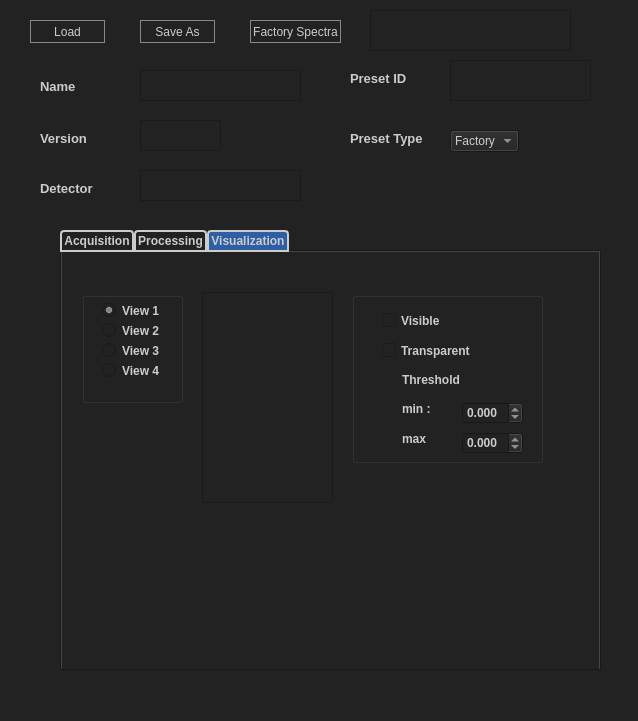
This is source/resources/preset_editor.ui in jaytreee/PresetEditor as Qt 5 draws it before an edit. The edited form follows.
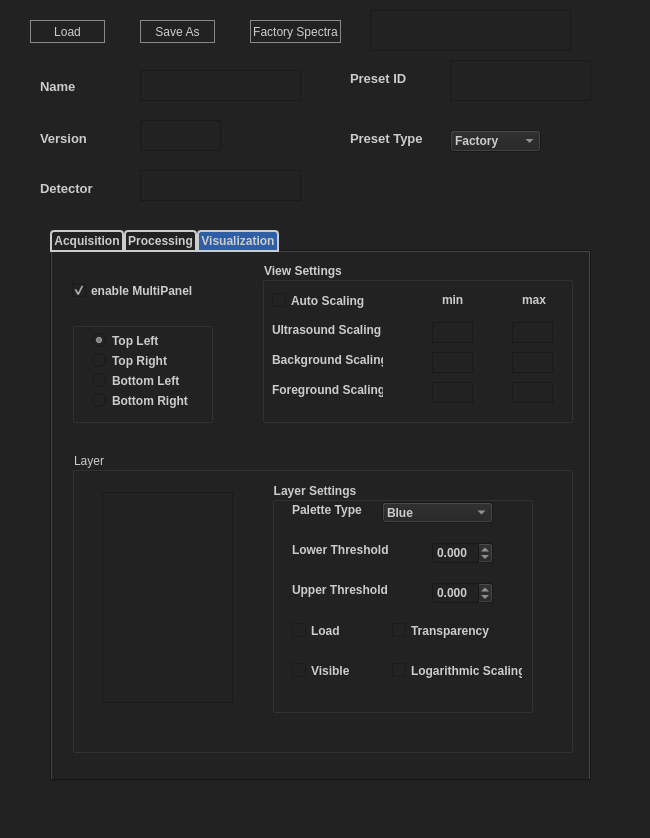
This is the edited form. The open tabs and pages were chosen to show the change.

Commit message: #2108 Visualisation Settings

What changed in the file:
```diff
--- a/source/resources/preset_editor.ui
+++ b/source/resources/preset_editor.ui
@@ -6,8 +6,8 @@
    <rect>
     <x>0</x>
     <y>0</y>
-    <width>638</width>
-    <height>721</height>
+    <width>650</width>
+    <height>838</height>
    </rect>
   </property>
   <property name="font">
@@ -193,10 +193,10 @@
    <widget class="QTabWidget" name="tabWidget">
     <property name="geometry">
      <rect>
-      <x>60</x>
+      <x>50</x>
       <y>230</y>
       <width>541</width>
-      <height>441</height>
+      <height>551</height>
      </rect>
     </property>
     <property name="font">
@@ -597,193 +597,13 @@
      <attribute name="title">
       <string>Visualization</string>
      </attribute>
-     <widget class="QGroupBox" name="groupBox_2">
-      <property name="geometry">
-       <rect>
-        <x>290</x>
-        <y>40</y>
-        <width>191</width>
-        <height>171</height>
-       </rect>
-      </property>
-      <property name="title">
-       <string/>
-      </property>
-      <widget class="QCheckBox" name="visibleCheck">
-       <property name="geometry">
-        <rect>
-         <x>30</x>
-         <y>20</y>
-         <width>70</width>
-         <height>17</height>
-        </rect>
-       </property>
-       <property name="font">
-        <font>
-         <weight>75</weight>
-         <bold>true</bold>
-        </font>
-       </property>
-       <property name="text">
-        <string>Visible</string>
-       </property>
-      </widget>
-      <widget class="QCheckBox" name="transparentCheck">
-       <property name="geometry">
-        <rect>
-         <x>30</x>
-         <y>50</y>
-         <width>91</width>
-         <height>17</height>
-        </rect>
-       </property>
-       <property name="font">
-        <font>
-         <weight>75</weight>
-         <bold>true</bold>
-        </font>
-       </property>
-       <property name="text">
-        <string>Transparent</string>
-       </property>
-      </widget>
-      <widget class="QLabel" name="tresholdLabel">
-       <property name="geometry">
-        <rect>
-         <x>50</x>
-         <y>80</y>
-         <width>81</width>
-         <height>16</height>
-        </rect>
-       </property>
-       <property name="font">
-        <font>
-         <weight>75</weight>
-         <bold>true</bold>
-        </font>
-       </property>
-       <property name="text">
-        <string>Threshold</string>
-       </property>
-      </widget>
-      <widget class="QDoubleSpinBox" name="minBox">
-       <property name="geometry">
-        <rect>
-         <x>110</x>
-         <y>110</y>
-         <width>61</width>
-         <height>22</height>
-        </rect>
-       </property>
-       <property name="font">
-        <font>
-         <weight>75</weight>
-         <bold>true</bold>
-        </font>
-       </property>
-       <property name="locale">
-        <locale language="English" country="UnitedStates"/>
-       </property>
-       <property name="decimals">
-        <number>3</number>
-       </property>
-       <property name="minimum">
-        <double>-5000000.000000000000000</double>
-       </property>
-       <property name="maximum">
-        <double>50000000.000000000000000</double>
-       </property>
-      </widget>
-      <widget class="QDoubleSpinBox" name="maxBox">
-       <property name="geometry">
-        <rect>
-         <x>110</x>
-         <y>140</y>
-         <width>61</width>
-         <height>22</height>
-        </rect>
-       </property>
-       <property name="font">
-        <font>
-         <weight>75</weight>
-         <bold>true</bold>
-        </font>
-       </property>
-       <property name="locale">
-        <locale language="English" country="UnitedStates"/>
-       </property>
-       <property name="prefix">
-        <string/>
-       </property>
-       <property name="decimals">
-        <number>3</number>
-       </property>
-       <property name="minimum">
-        <double>-5000000.000000000000000</double>
-       </property>
-       <property name="maximum">
-        <double>500000.989999999990687</double>
-       </property>
-      </widget>
-      <widget class="QLabel" name="minLabel">
-       <property name="geometry">
-        <rect>
-         <x>50</x>
-         <y>110</y>
-         <width>47</width>
-         <height>13</height>
-        </rect>
-       </property>
-       <property name="font">
-        <font>
-         <weight>75</weight>
-         <bold>true</bold>
-        </font>
-       </property>
-       <property name="text">
-        <string>min : </string>
-       </property>
-      </widget>
-      <widget class="QLabel" name="maxLabel">
-       <property name="geometry">
-        <rect>
-         <x>50</x>
-         <y>140</y>
-         <width>47</width>
-         <height>13</height>
-        </rect>
-       </property>
-       <property name="font">
-        <font>
-         <weight>75</weight>
-         <bold>true</bold>
-        </font>
-       </property>
-       <property name="text">
-        <string>max</string>
-       </property>
-      </widget>
-     </widget>
-     <widget class="QListWidget" name="viewSpectraList">
-      <property name="geometry">
-       <rect>
-        <x>140</x>
-        <y>40</y>
-        <width>131</width>
-        <height>211</height>
-       </rect>
-      </property>
-      <property name="sortingEnabled">
-       <bool>true</bool>
-      </property>
-     </widget>
      <widget class="QGroupBox" name="groupBox_3">
       <property name="geometry">
        <rect>
         <x>20</x>
-        <y>40</y>
-        <width>101</width>
-        <height>111</height>
+        <y>70</y>
+        <width>141</width>
+        <height>101</height>
        </rect>
       </property>
       <property name="title">
@@ -794,7 +614,7 @@
         <rect>
          <x>20</x>
          <y>10</y>
-         <width>61</width>
+         <width>71</width>
          <height>17</height>
         </rect>
        </property>
@@ -805,7 +625,7 @@
         </font>
        </property>
        <property name="text">
-        <string>View 1</string>
+        <string>Top Left</string>
        </property>
        <property name="checked">
         <bool>true</bool>
@@ -819,7 +639,7 @@
         <rect>
          <x>20</x>
          <y>30</y>
-         <width>61</width>
+         <width>91</width>
          <height>17</height>
         </rect>
        </property>
@@ -830,7 +650,7 @@
         </font>
        </property>
        <property name="text">
-        <string>View 2</string>
+        <string>Top Right</string>
        </property>
        <attribute name="buttonGroup">
         <string notr="true">buttonGroup</string>
@@ -841,7 +661,7 @@
         <rect>
          <x>20</x>
          <y>50</y>
-         <width>61</width>
+         <width>101</width>
          <height>17</height>
         </rect>
        </property>
@@ -852,7 +672,7 @@
         </font>
        </property>
        <property name="text">
-        <string>View 3</string>
+        <string>Bottom Left</string>
        </property>
        <attribute name="buttonGroup">
         <string notr="true">buttonGroup</string>
@@ -863,7 +683,7 @@
         <rect>
          <x>20</x>
          <y>70</y>
-         <width>61</width>
+         <width>111</width>
          <height>17</height>
         </rect>
        </property>
@@ -874,13 +694,632 @@
         </font>
        </property>
        <property name="text">
-        <string>View 4</string>
+        <string>Bottom Right</string>
        </property>
        <attribute name="buttonGroup">
         <string notr="true">buttonGroup</string>
        </attribute>
       </widget>
      </widget>
+     <widget class="QCheckBox" name="enableMultiPanel">
+      <property name="geometry">
+       <rect>
+        <x>20</x>
+        <y>30</y>
+        <width>121</width>
+        <height>17</height>
+       </rect>
+      </property>
+      <property name="font">
+       <font>
+        <weight>75</weight>
+        <bold>true</bold>
+       </font>
+      </property>
+      <property name="text">
+       <string>enable MultiPanel</string>
+      </property>
+      <property name="checked">
+       <bool>true</bool>
+      </property>
+     </widget>
+     <widget class="QGroupBox" name="groupBox">
+      <property name="geometry">
+       <rect>
+        <x>210</x>
+        <y>10</y>
+        <width>311</width>
+        <height>161</height>
+       </rect>
+      </property>
+      <property name="font">
+       <font>
+        <weight>75</weight>
+        <bold>true</bold>
+       </font>
+      </property>
+      <property name="title">
+       <string>View Settings</string>
+      </property>
+      <widget class="QCheckBox" name="autoScalingCheck">
+       <property name="geometry">
+        <rect>
+         <x>10</x>
+         <y>30</y>
+         <width>111</width>
+         <height>17</height>
+        </rect>
+       </property>
+       <property name="font">
+        <font>
+         <weight>75</weight>
+         <bold>true</bold>
+        </font>
+       </property>
+       <property name="text">
+        <string>Auto Scaling</string>
+       </property>
+      </widget>
+      <widget class="QTextEdit" name="usmax">
+       <property name="geometry">
+        <rect>
+         <x>250</x>
+         <y>60</y>
+         <width>41</width>
+         <height>21</height>
+        </rect>
+       </property>
+       <property name="toolTip">
+        <string>&lt;html&gt;&lt;head/&gt;&lt;body&gt;&lt;p&gt;-1 = Minimum of Image&lt;/p&gt;&lt;p&gt;1 = Maximum of Image&lt;/p&gt;&lt;p&gt;0 = Scale from Zero&lt;/p&gt;&lt;p&gt;decimal value = Histogram Threshold&lt;/p&gt;&lt;/body&gt;&lt;/html&gt;</string>
+       </property>
+       <property name="verticalScrollBarPolicy">
+        <enum>Qt::ScrollBarAlwaysOff</enum>
+       </property>
+       <property name="horizontalScrollBarPolicy">
+        <enum>Qt::ScrollBarAlwaysOff</enum>
+       </property>
+      </widget>
+      <widget class="QTextEdit" name="usmin">
+       <property name="geometry">
+        <rect>
+         <x>170</x>
+         <y>60</y>
+         <width>41</width>
+         <height>21</height>
+        </rect>
+       </property>
+       <property name="toolTip">
+        <string>&lt;html&gt;&lt;head/&gt;&lt;body&gt;&lt;p&gt;-1 = Minimum of Image&lt;/p&gt;&lt;p&gt;1 = Maximum of Image&lt;/p&gt;&lt;p&gt;0 = Scale from Zero&lt;/p&gt;&lt;p&gt;decimal value = Histogram Threshold&lt;/p&gt;&lt;/body&gt;&lt;/html&gt;</string>
+       </property>
+       <property name="verticalScrollBarPolicy">
+        <enum>Qt::ScrollBarAlwaysOff</enum>
+       </property>
+       <property name="horizontalScrollBarPolicy">
+        <enum>Qt::ScrollBarAlwaysOff</enum>
+       </property>
+      </widget>
+      <widget class="QLabel" name="label_7">
+       <property name="geometry">
+        <rect>
+         <x>10</x>
+         <y>60</y>
+         <width>111</width>
+         <height>16</height>
+        </rect>
+       </property>
+       <property name="font">
+        <font>
+         <weight>75</weight>
+         <bold>true</bold>
+        </font>
+       </property>
+       <property name="text">
+        <string>Ultrasound Scaling</string>
+       </property>
+      </widget>
+      <widget class="QLabel" name="label_8">
+       <property name="geometry">
+        <rect>
+         <x>180</x>
+         <y>30</y>
+         <width>21</width>
+         <height>16</height>
+        </rect>
+       </property>
+       <property name="font">
+        <font>
+         <weight>75</weight>
+         <bold>true</bold>
+        </font>
+       </property>
+       <property name="text">
+        <string>min</string>
+       </property>
+      </widget>
+      <widget class="QLabel" name="label_9">
+       <property name="geometry">
+        <rect>
+         <x>260</x>
+         <y>30</y>
+         <width>31</width>
+         <height>16</height>
+        </rect>
+       </property>
+       <property name="font">
+        <font>
+         <weight>75</weight>
+         <bold>true</bold>
+        </font>
+       </property>
+       <property name="text">
+        <string>max</string>
+       </property>
+      </widget>
+      <widget class="QTextEdit" name="bgmin">
+       <property name="geometry">
+        <rect>
+         <x>170</x>
+         <y>90</y>
+         <width>41</width>
+         <height>21</height>
+        </rect>
+       </property>
+       <property name="toolTip">
+        <string>&lt;html&gt;&lt;head/&gt;&lt;body&gt;&lt;p&gt;-1 = Minimum of Image&lt;/p&gt;&lt;p&gt;1 = Maximum of Image&lt;/p&gt;&lt;p&gt;0 = Scale from Zero&lt;/p&gt;&lt;p&gt;decimal value = Histogram Threshold&lt;/p&gt;&lt;/body&gt;&lt;/html&gt;</string>
+       </property>
+       <property name="verticalScrollBarPolicy">
+        <enum>Qt::ScrollBarAlwaysOff</enum>
+       </property>
+       <property name="horizontalScrollBarPolicy">
+        <enum>Qt::ScrollBarAlwaysOff</enum>
+       </property>
+      </widget>
+      <widget class="QTextEdit" name="fgmin">
+       <property name="geometry">
+        <rect>
+         <x>170</x>
+         <y>120</y>
+         <width>41</width>
+         <height>21</height>
+        </rect>
+       </property>
+       <property name="toolTip">
+        <string>&lt;html&gt;&lt;head/&gt;&lt;body&gt;&lt;p&gt;-1 = Minimum of Image&lt;/p&gt;&lt;p&gt;1 = Maximum of Image&lt;/p&gt;&lt;p&gt;0 = Scale from Zero&lt;/p&gt;&lt;p&gt;decimal value = Histogram Threshold&lt;/p&gt;&lt;/body&gt;&lt;/html&gt;</string>
+       </property>
+       <property name="verticalScrollBarPolicy">
+        <enum>Qt::ScrollBarAlwaysOff</enum>
+       </property>
+       <property name="horizontalScrollBarPolicy">
+        <enum>Qt::ScrollBarAlwaysOff</enum>
+       </property>
+      </widget>
+      <widget class="QTextEdit" name="bgmax">
+       <property name="geometry">
+        <rect>
+         <x>250</x>
+         <y>90</y>
+         <width>41</width>
+         <height>21</height>
+        </rect>
+       </property>
+       <property name="toolTip">
+        <string>&lt;html&gt;&lt;head/&gt;&lt;body&gt;&lt;p&gt;-1 = Minimum of Image&lt;/p&gt;&lt;p&gt;1 = Maximum of Image&lt;/p&gt;&lt;p&gt;0 = Scale from Zero&lt;/p&gt;&lt;p&gt;decimal value = Histogram Threshold&lt;/p&gt;&lt;/body&gt;&lt;/html&gt;</string>
+       </property>
+       <property name="verticalScrollBarPolicy">
+        <enum>Qt::ScrollBarAlwaysOff</enum>
+       </property>
+       <property name="horizontalScrollBarPolicy">
+        <enum>Qt::ScrollBarAlwaysOff</enum>
+       </property>
+      </widget>
+      <widget class="QTextEdit" name="fgmax">
+       <property name="geometry">
+        <rect>
+         <x>250</x>
+         <y>120</y>
+         <width>41</width>
+         <height>21</height>
+        </rect>
+       </property>
+       <property name="toolTip">
+        <string>&lt;html&gt;&lt;head/&gt;&lt;body&gt;&lt;p&gt;-1 = Minimum of Image&lt;/p&gt;&lt;p&gt;1 = Maximum of Image&lt;/p&gt;&lt;p&gt;0 = Scale from Zero&lt;/p&gt;&lt;p&gt;decimal value = Histogram Threshold&lt;/p&gt;&lt;/body&gt;&lt;/html&gt;</string>
+       </property>
+       <property name="verticalScrollBarPolicy">
+        <enum>Qt::ScrollBarAlwaysOff</enum>
+       </property>
+       <property name="horizontalScrollBarPolicy">
+        <enum>Qt::ScrollBarAlwaysOff</enum>
+       </property>
+      </widget>
+      <widget class="QLabel" name="label_10">
+       <property name="geometry">
+        <rect>
+         <x>10</x>
+         <y>90</y>
+         <width>111</width>
+         <height>16</height>
+        </rect>
+       </property>
+       <property name="font">
+        <font>
+         <weight>75</weight>
+         <bold>true</bold>
+        </font>
+       </property>
+       <property name="text">
+        <string>Background Scaling</string>
+       </property>
+      </widget>
+      <widget class="QLabel" name="label_11">
+       <property name="geometry">
+        <rect>
+         <x>10</x>
+         <y>120</y>
+         <width>111</width>
+         <height>16</height>
+        </rect>
+       </property>
+       <property name="font">
+        <font>
+         <weight>75</weight>
+         <bold>true</bold>
+        </font>
+       </property>
+       <property name="text">
+        <string>Foreground Scaling</string>
+       </property>
+      </widget>
+     </widget>
+     <widget class="QGroupBox" name="groupBox_4">
+      <property name="geometry">
+       <rect>
+        <x>20</x>
+        <y>200</y>
+        <width>501</width>
+        <height>301</height>
+       </rect>
+      </property>
+      <property name="title">
+       <string>Layer</string>
+      </property>
+      <widget class="QGroupBox" name="groupBox_2">
+       <property name="geometry">
+        <rect>
+         <x>200</x>
+         <y>30</y>
+         <width>261</width>
+         <height>231</height>
+        </rect>
+       </property>
+       <property name="font">
+        <font>
+         <weight>75</weight>
+         <bold>true</bold>
+        </font>
+       </property>
+       <property name="title">
+        <string>Layer Settings</string>
+       </property>
+       <widget class="QCheckBox" name="visibleCheck">
+        <property name="geometry">
+         <rect>
+          <x>20</x>
+          <y>180</y>
+          <width>70</width>
+          <height>17</height>
+         </rect>
+        </property>
+        <property name="font">
+         <font>
+          <weight>75</weight>
+          <bold>true</bold>
+         </font>
+        </property>
+        <property name="text">
+         <string>Visible</string>
+        </property>
+       </widget>
+       <widget class="QCheckBox" name="transparentCheck">
+        <property name="geometry">
+         <rect>
+          <x>120</x>
+          <y>140</y>
+          <width>111</width>
+          <height>17</height>
+         </rect>
+        </property>
+        <property name="font">
+         <font>
+          <weight>75</weight>
+          <bold>true</bold>
+         </font>
+        </property>
+        <property name="text">
+         <string>Transparency</string>
+        </property>
+       </widget>
+       <widget class="QDoubleSpinBox" name="minBox">
+        <property name="geometry">
+         <rect>
+          <x>160</x>
+          <y>60</y>
+          <width>61</width>
+          <height>22</height>
+         </rect>
+        </property>
+        <property name="font">
+         <font>
+          <weight>75</weight>
+          <bold>true</bold>
+         </font>
+        </property>
+        <property name="locale">
+         <locale language="English" country="UnitedStates"/>
+        </property>
+        <property name="decimals">
+         <number>3</number>
+        </property>
+        <property name="minimum">
+         <double>-5000000.000000000000000</double>
+        </property>
+        <property name="maximum">
+         <double>50000000.000000000000000</double>
+        </property>
+       </widget>
+       <widget class="QDoubleSpinBox" name="maxBox">
+        <property name="geometry">
+         <rect>
+          <x>160</x>
+          <y>100</y>
+          <width>61</width>
+          <height>22</height>
+         </rect>
+        </property>
+        <property name="font">
+         <font>
+          <weight>75</weight>
+          <bold>true</bold>
+         </font>
+        </property>
+        <property name="locale">
+         <locale language="English" country="UnitedStates"/>
+        </property>
+        <property name="prefix">
+         <string/>
+        </property>
+        <property name="decimals">
+         <number>3</number>
+        </property>
+        <property name="minimum">
+         <double>-5000000.000000000000000</double>
+        </property>
+        <property name="maximum">
+         <double>500000.989999999990687</double>
+        </property>
+       </widget>
+       <widget class="QLabel" name="minLabel">
+        <property name="geometry">
+         <rect>
+          <x>20</x>
+          <y>60</y>
+          <width>111</width>
+          <height>16</height>
+         </rect>
+        </property>
+        <property name="font">
+         <font>
+          <weight>75</weight>
+          <bold>true</bold>
+         </font>
+        </property>
+        <property name="text">
+         <string>Lower Threshold</string>
+        </property>
+       </widget>
+       <widget class="QLabel" name="maxLabel">
+        <property name="geometry">
+         <rect>
+          <x>20</x>
+          <y>100</y>
+          <width>111</width>
+          <height>16</height>
+         </rect>
+        </property>
+        <property name="font">
+         <font>
+          <weight>75</weight>
+          <bold>true</bold>
+         </font>
+        </property>
+        <property name="text">
+         <string>Upper Threshold</string>
+        </property>
+       </widget>
+       <widget class="QComboBox" name="paletteType">
+        <property name="geometry">
+         <rect>
+          <x>110</x>
+          <y>20</y>
+          <width>111</width>
+          <height>21</height>
+         </rect>
+        </property>
+        <property name="font">
+         <font>
+          <weight>75</weight>
+          <bold>true</bold>
+         </font>
+        </property>
+        <item>
+         <property name="text">
+          <string>Blue</string>
+         </property>
+        </item>
+        <item>
+         <property name="text">
+          <string>Bone</string>
+         </property>
+        </item>
+        <item>
+         <property name="text">
+          <string>Contrast</string>
+         </property>
+        </item>
+        <item>
+         <property name="text">
+          <string>Cyan</string>
+         </property>
+        </item>
+        <item>
+         <property name="text">
+          <string>Gray</string>
+         </property>
+        </item>
+        <item>
+         <property name="text">
+          <string>Green</string>
+         </property>
+        </item>
+        <item>
+         <property name="text">
+          <string>Hot</string>
+         </property>
+        </item>
+        <item>
+         <property name="text">
+          <string>HSB_HSL</string>
+         </property>
+        </item>
+        <item>
+         <property name="text">
+          <string>Jet</string>
+         </property>
+        </item>
+        <item>
+         <property name="text">
+          <string>Light-Blue</string>
+         </property>
+        </item>
+        <item>
+         <property name="text">
+          <string>Light-Green</string>
+         </property>
+        </item>
+        <item>
+         <property name="text">
+          <string>Light-Red</string>
+         </property>
+        </item>
+        <item>
+         <property name="text">
+          <string>Magenta</string>
+         </property>
+        </item>
+        <item>
+         <property name="text">
+          <string>Red</string>
+         </property>
+        </item>
+        <item>
+         <property name="text">
+          <string>RedBlueBlack</string>
+         </property>
+        </item>
+        <item>
+         <property name="text">
+          <string>Union Jack</string>
+         </property>
+        </item>
+        <item>
+         <property name="text">
+          <string>Yellow</string>
+         </property>
+        </item>
+       </widget>
+       <widget class="QLabel" name="label_6">
+        <property name="geometry">
+         <rect>
+          <x>20</x>
+          <y>20</y>
+          <width>81</width>
+          <height>16</height>
+         </rect>
+        </property>
+        <property name="font">
+         <font>
+          <weight>75</weight>
+          <bold>true</bold>
+         </font>
+        </property>
+        <property name="text">
+         <string>Palette Type</string>
+        </property>
+       </widget>
+       <widget class="QCheckBox" name="logarithmicScalingCheck">
+        <property name="geometry">
+         <rect>
+          <x>120</x>
+          <y>180</y>
+          <width>131</width>
+          <height>17</height>
+         </rect>
+        </property>
+        <property name="font">
+         <font>
+          <weight>75</weight>
+          <bold>true</bold>
+         </font>
+        </property>
+        <property name="text">
+         <string>Logarithmic Scaling</string>
+        </property>
+       </widget>
+       <widget class="QCheckBox" name="loadCheck">
+        <property name="geometry">
+         <rect>
+          <x>20</x>
+          <y>140</y>
+          <width>70</width>
+          <height>17</height>
+         </rect>
+        </property>
+        <property name="font">
+         <font>
+          <weight>75</weight>
+          <bold>true</bold>
+         </font>
+        </property>
+        <property name="text">
+         <string>Load</string>
+        </property>
+       </widget>
+       <zorder>visibleCheck</zorder>
+       <zorder>transparentCheck</zorder>
+       <zorder>minBox</zorder>
+       <zorder>maxBox</zorder>
+       <zorder>minLabel</zorder>
+       <zorder>maxLabel</zorder>
+       <zorder>groupBox_4</zorder>
+       <zorder>groupBox_4</zorder>
+       <zorder>paletteType</zorder>
+       <zorder>label_6</zorder>
+       <zorder>logarithmicScalingCheck</zorder>
+       <zorder>loadCheck</zorder>
+      </widget>
+      <widget class="QListWidget" name="viewSpectraList">
+       <property name="geometry">
+        <rect>
+         <x>30</x>
+         <y>40</y>
+         <width>131</width>
+         <height>211</height>
+        </rect>
+       </property>
+       <property name="sortingEnabled">
+        <bool>true</bool>
+       </property>
+      </widget>
+     </widget>
     </widget>
    </widget>
    <widget class="QPushButton" name="browseFactorySpectra">
@@ -1027,10 +1466,16 @@
      <rect>
       <x>450</x>
       <y>130</y>
-      <width>69</width>
+      <width>91</width>
       <height>22</height>
      </rect>
     </property>
+    <property name="font">
+     <font>
+      <weight>75</weight>
+      <bold>true</bold>
+     </font>
+    </property>
     <item>
      <property name="text">
       <string>Factory</string>
```
Left out of the diff: 93 changed lines with no effect on the pictures. The commit also changes 5 other files.
